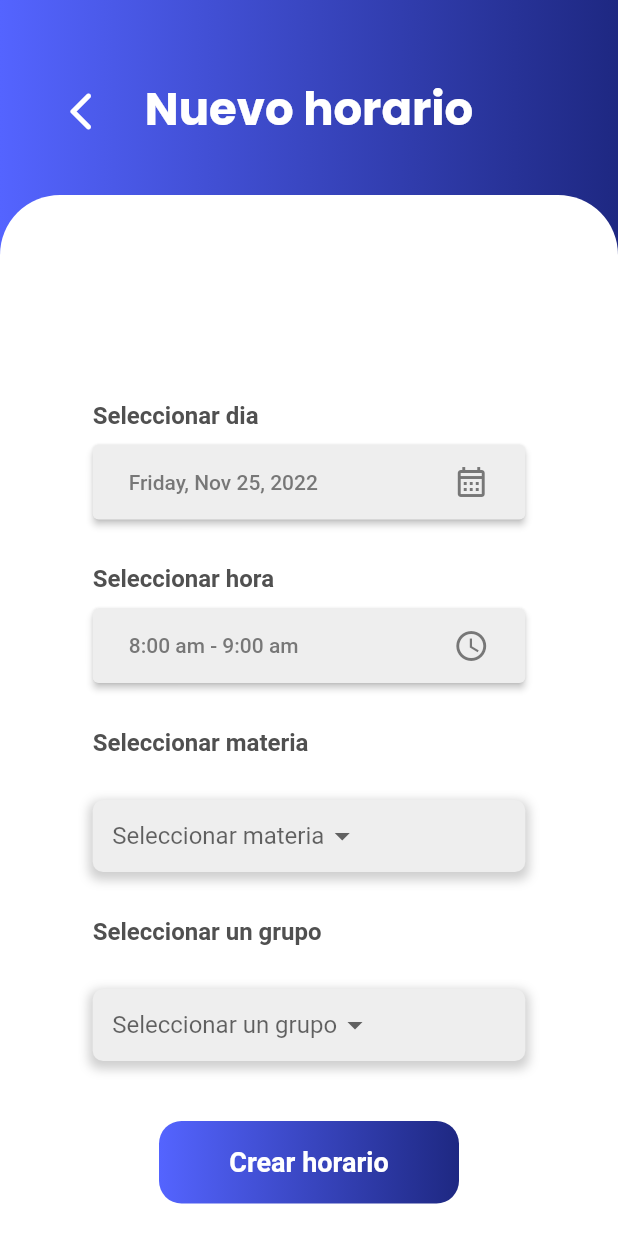
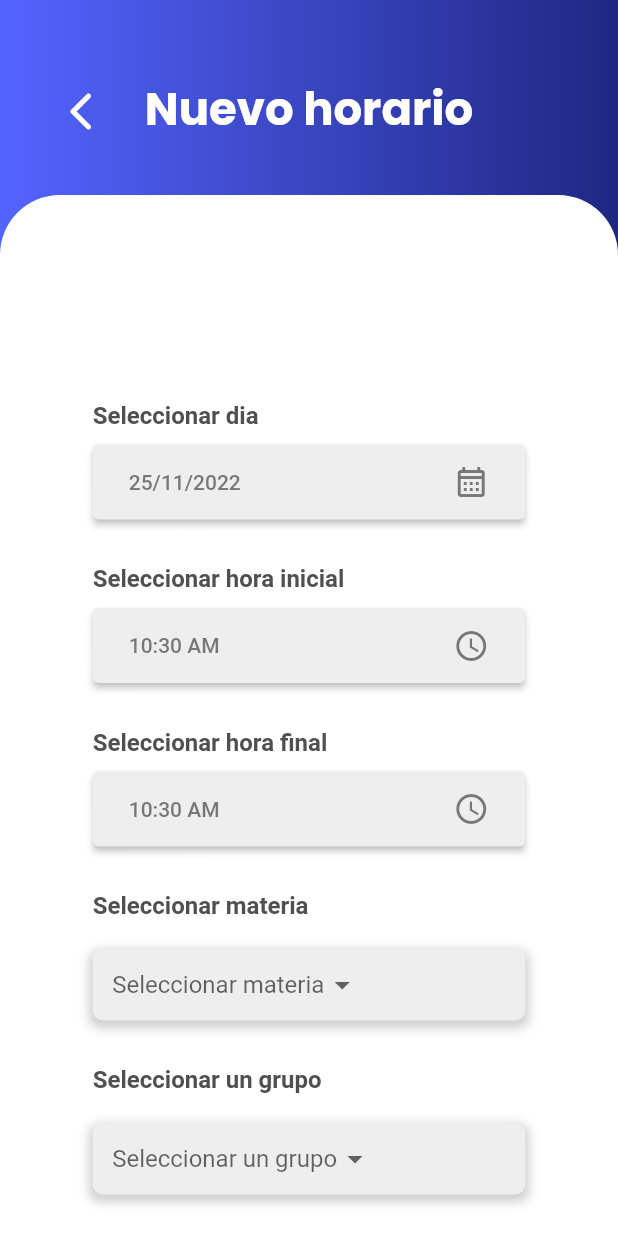
Before and after one commit to Ricarsur/ACADOCEN, a Flutter app: the NewSchedule screen opened directly, on a phone screen of 412 x 824 dp. Run offline on Flutter 3.47's test engine with Material 2 defaults, Android fonts, the phone set to English and light mode, and no system bars; our stand-ins replace cloud_firestore, firebase_auth, firebase_core, flutter_spinkit, flutter_svg, get and 2 more; missing offline and left inert: qr_code_scanner, week_of_year, weekly_date_picker; accounts and stored records are empty; project files that could hold a hidden picture were left out.

Commit message:
corrected QR page and schedule page

```diff
--- a/lib/UI/pages/schedule/new_schedule.dart
+++ b/lib/UI/pages/schedule/new_schedule.dart
@@ -10,10 +10,12 @@ class NewSchedule extends StatefulWidget {
 
 class _NewScheduleState extends State<NewSchedule> {
   DateTime now = DateTime.now();
+  TimeOfDay time = TimeOfDay.now();
   late String formattedDate = DateFormat('EEEE, MMM d, yyyy').format(now);
-  late String formattedTime = DateFormat('kk:mm').format(now);
+
   final TextEditingController _materia = TextEditingController();
   final TextEditingController _grupos = TextEditingController();
+
   @override
   Widget build(BuildContext context) {
     return Scaffold(
@@ -50,7 +52,8 @@ class _NewScheduleState extends State<NewSchedule> {
                                       mainAxisAlignment:
                                           MainAxisAlignment.spaceBetween,
                                       children: [
-                                        Text(formattedDate.toString(),
+                                        Text(
+                                            '${now.day}/${now.month}/${now.year}',
                                             textAlign: TextAlign.left,
                                             style: const TextStyle(
                                                 fontSize: 14,
@@ -67,13 +70,14 @@ class _NewScheduleState extends State<NewSchedule> {
                                   ),
                                   minWidth: 400,
                                   height: 50,
-                                  onPressed: () {
-                                    showDatePicker(
-                                      context: context,
-                                      initialDate: DateTime.now(),
-                                      firstDate: DateTime(2015, 8),
-                                      lastDate: DateTime(2101),
-                                    );
+                                  onPressed: () async {
+                                    DateTime? picked = await showDatePicker(
+                                        context: context,
+                                        initialDate: now,
+                                        firstDate: DateTime(2015, 8),
+                                        lastDate: DateTime(2101));
+                                    if (picked == null) return;
+                                    setState(() => now = picked);
                                   },
                                 )),
                           ],
@@ -83,7 +87,7 @@ class _NewScheduleState extends State<NewSchedule> {
                           crossAxisAlignment: CrossAxisAlignment.start,
                           children: [
                             Text(
-                              'Seleccionar hora',
+                              'Seleccionar hora inicial',
                               style: const TextStyle(
                                   fontSize: 16,
                                   color: Color.fromARGB(255, 80, 80, 80),
@@ -99,7 +103,7 @@ class _NewScheduleState extends State<NewSchedule> {
                                       mainAxisAlignment:
                                           MainAxisAlignment.spaceBetween,
                                       children: [
-                                        Text('8:00 am - 9:00 am',
+                                        Text('${time.format(context)}',
                                             textAlign: TextAlign.left,
                                             style: const TextStyle(
                                                 fontSize: 14,
@@ -116,11 +120,57 @@ class _NewScheduleState extends State<NewSchedule> {
                                   ),
                                   minWidth: 400,
                                   height: 50,
-                                  onPressed: () {
-                                    showTimePicker(
-                                      context: context,
-                                      initialTime: TimeOfDay.now(),
-                                    );
+                                  onPressed: () async {
+                                    TimeOfDay? pickedTime =
+                                        await showTimePicker(
+                                            context: context,
+                                            initialTime: TimeOfDay.now());
+                                    if (pickedTime == null) return;
+                                    setState(() => time = pickedTime);
+                                  },
+                                )),
+                            SizedBox(height: 30),
+                            Text(
+                              'Seleccionar hora final',
+                              style: const TextStyle(
+                                  fontSize: 16,
+                                  color: Color.fromARGB(255, 80, 80, 80),
+                                  fontWeight: FontWeight.bold),
+                            ),
+                            Padding(
+                                padding: const EdgeInsets.only(top: 10),
+                                child: MaterialButton(
+                                  color: Color.fromRGBO(238, 238, 238, 1),
+                                  child: Align(
+                                    alignment: Alignment.centerLeft,
+                                    child: Row(
+                                      mainAxisAlignment:
+                                          MainAxisAlignment.spaceBetween,
+                                      children: [
+                                        Text('${time.format(context)}',
+                                            textAlign: TextAlign.left,
+                                            style: const TextStyle(
+                                                fontSize: 14,
+                                                color: Color.fromARGB(
+                                                    212, 95, 95, 95))),
+                                        Center(
+                                            child: Icon(
+                                          Icons.access_time_outlined,
+                                          color:
+                                              Color.fromARGB(212, 95, 95, 95),
+                                        ))
+                                      ],
+                                    ),
+                                  ),
+                                  minWidth: 400,
+                                  height: 50,
+                                  onPressed: () async {
+                                    TimeOfDay? pickedTime =
+                                        await showTimePicker(
+                                            context: context,
+                                            initialTime: TimeOfDay.now());
+                                    if (pickedTime == null) return;
+                                    setState(() => time = pickedTime);
                                   },
                                 )),
                           ],
--- a/lib/UI/pages/students/students_list.dart
+++ b/lib/UI/pages/students/students_list.dart
@@ -1,3 +1,4 @@
+import 'package:acadocen/UI/pages/qr/scanQr.dart';
 import 'package:acadocen/UI/widgets/assistance_student.dart';
 import 'package:acadocen/UI/widgets/widgets.dart';
 import 'package:acadocen/domain/utils/date_utils.dart' as date_utils;
@@ -65,7 +66,9 @@ class _StudentListState extends State<StudentList> {
                   ),
                   Spacer(),
                   InkWell(
-                      onTap: () {},
+                      onTap: () {
+                        Get.to(() => const ScanQr());
+                      },
                       child:
                           Image.asset('assets/images/scaner.png', height: 20))
                 ],
--- a/lib/UI/widgets/combo_box.dart
+++ b/lib/UI/widgets/combo_box.dart
@@ -24,7 +24,7 @@ class _ComboboxState extends State<Combobox> {
       crossAxisAlignment: CrossAxisAlignment.start,
       children: [
         Padding(
-          padding: const EdgeInsets.only(bottom: 10),
+          padding: const EdgeInsets.only(bottom: 0),
           child: Text(
             widget.title ?? '',
             style: const TextStyle(
```
Also changed, not shown: lib/UI/pages/qr/scanQr.dart (+25 -1 lines).
